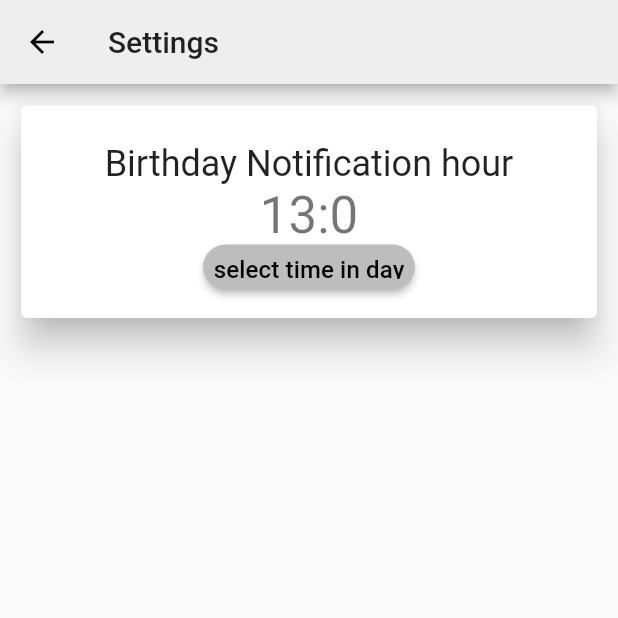
After one commit to eloicasamayor/BirthdayReminder, a Flutter app: the SettingsScreen screen opened by its route, on a phone screen of 412 x 824 dp, the top half of it. The commit adds this screen. Run offline on Flutter 3.47's test engine with Material 2 defaults, Android fonts, the phone set to English and light mode, and no system bars; our stand-ins replace flutter_datetime_picker, flutter_local_notifications, sqflite, timezone; accounts and stored records are empty.

Commit message:
settings page added to set notification hour. tags in progress

```diff
--- a/lib/helpers/notification_service.dart
+++ b/lib/helpers/notification_service.dart
@@ -74,6 +74,7 @@ class NotificationService {
       9,
       0,
     );
+
     UILocalNotificationDateInterpretation uilLocalNotDI =
         UILocalNotificationDateInterpretation.absoluteTime;
     await flutterLocalNotificationsPlugin.zonedSchedule(
--- /dev/null
+++ b/lib/models/tag.dart
@@ -0,0 +1,11 @@
+class Tag {
+  final int id;
+  final String name;
+  //final List<String> tags;
+
+  const Tag({
+    required this.id,
+    required this.name,
+    //required this.tags,
+  });
+}
--- a/lib/screens/lateral_menu.dart
+++ b/lib/screens/lateral_menu.dart
@@ -138,6 +138,7 @@ class LateralMenu extends StatelessWidget {
                 'Settings',
                 style: Theme.of(context).textTheme.subtitle1,
               ),
+              onTap: () => Navigator.of(context).pushNamed('/settings'),
             ),
             ListTile(
               dense: true,
--- /dev/null
+++ b/lib/screens/settings.dart
@@ -0,0 +1,76 @@
+import 'package:flutter/material.dart';
+
+class SettingsScreen extends StatefulWidget {
+  SettingsScreen({Key? key}) : super(key: key);
+  TimeOfDay timeInDay = TimeOfDay(hour: 13, minute: 0);
+  @override
+  _SettingsScreenState createState() => _SettingsScreenState();
+}
+
+class _SettingsScreenState extends State<SettingsScreen> {
+  @override
+  void initState() {
+    widget.timeInDay = TimeOfDay(hour: 13, minute: 0);
+    super.initState();
+  }
+
+  @override
+  Widget build(BuildContext context) {
+    print(widget.timeInDay.hour);
+    return Scaffold(
+      appBar: AppBar(
+        title: Text('Settings'),
+      ),
+      body: Container(
+        padding: EdgeInsets.all(10),
+        child: Container(
+          height: 150,
+          width: double.infinity,
+          child: Card(
+            elevation: 10,
+            child: Padding(
+              padding: const EdgeInsets.symmetric(
+                vertical: 25,
+                horizontal: 5,
+              ),
+              child: Column(
+                mainAxisAlignment: MainAxisAlignment.spaceEvenly,
+                crossAxisAlignment: CrossAxisAlignment.center,
+                children: [
+                  Text(
+                    'Birthday Notification hour',
+                    style: Theme.of(context).textTheme.headline5,
+                  ),
+                  Text(
+                    '${widget.timeInDay.hour}:${widget.timeInDay.minute}',
+                    style: Theme.of(context).textTheme.headline4,
+                  ),
+                  SizedBox(
+                    height: 30,
+                    child: ElevatedButton(
+                      onPressed: () {
+                        Future<TimeOfDay?> selectedTime = showTimePicker(
+                          initialTime: TimeOfDay.now(),
+                          context: context,
+                        ).then((value) {
+                          print('value= ${value!.hour.toString()}');
+                          setState(() {
+                            widget.timeInDay = value;
+                          });
+                        });
+                      },
+                      child: Text(
+                        'select time in day',
+                        style: Theme.of(context).textTheme.subtitle2,
+                      ),
+                    ),
+                  ),
+                ],
+              ),
+            ),
+          ),
+        ),
+      ),
+    );
+  }
+}
```
Also changed, not shown: lib/main.dart (+17 -3 lines), lib/providers/tags.dart (added, +84 -0 lines), lib/screens/nou_aniversari_screen.dart (+7 -2 lines), lib/widgets/select_tag.dart (added, +58 -0 lines).
